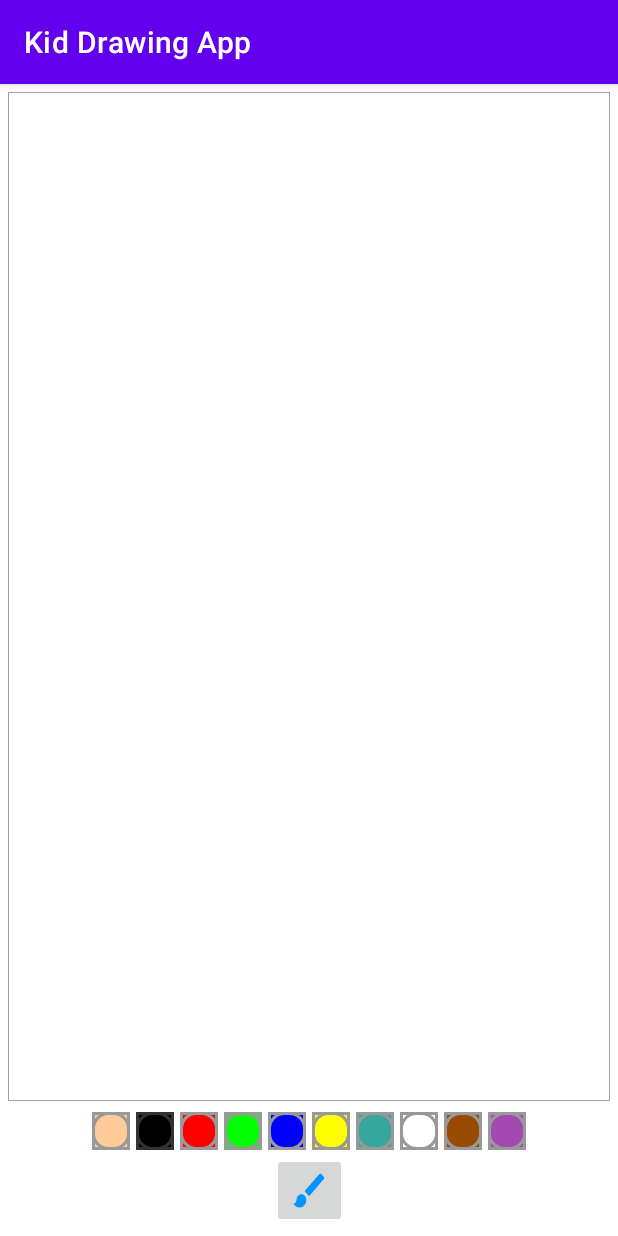
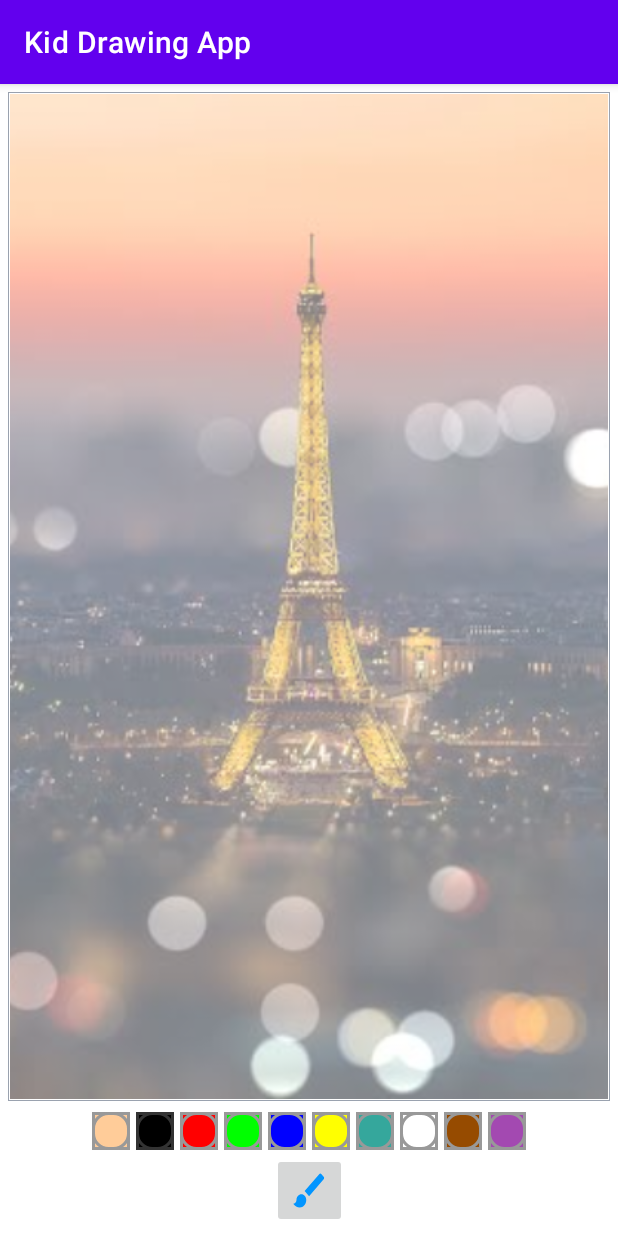
Before and after one commit to nitinporwal/KidsDrawingApp, an Android app: the screen it shows after launch (MainActivity), on a phone screen of 412 x 824 dp. Run offline under Robolectric (Android 15) with nearby library versions, the phone set to English and light mode, and no system bars.

Commit message:
add background image to canvas

```diff
--- a/app/src/main/res/layout/activity_main.xml
+++ b/app/src/main/res/layout/activity_main.xml
@@ -6,17 +6,33 @@
     android:layout_height="match_parent"
     tools:context=".MainActivity">
 
-    <com.example.kiddrawingapp.DrawingView
-        android:id="@+id/drawing_view"
+    <FrameLayout
+        android:id="@+id/fl_drawing_view_container"
         android:layout_width="0dp"
         android:layout_height="0dp"
         android:layout_margin="5dp"
-        android:layout_marginBottom="80dp"
+        android:padding="1dp"
         android:background="@drawable/background_drawing_view_layout"
         app:layout_constraintTop_toTopOf="parent"
         app:layout_constraintRight_toRightOf="parent"
         app:layout_constraintLeft_toLeftOf="parent"
-        app:layout_constraintBottom_toTopOf="@+id/ll_paint_colors"/>
+        app:layout_constraintBottom_toTopOf="@+id/ll_paint_colors">
+        <ImageView
+            android:id="@+id/iv_background"
+            android:scaleType="centerCrop"
+            android:contentDescription="background image"
+            android:layout_width="match_parent"
+            android:layout_height="match_parent"
+            android:src="@drawable/image"
+            />
+        <com.example.kiddrawingapp.DrawingView
+            android:id="@+id/drawing_view"
+            android:layout_width="match_parent"
+            android:layout_height="match_parent"
+            android:background="#80FFFFFF"/>
+    </FrameLayout>
+
+
 
     <LinearLayout
         android:id="@+id/ll_paint_colors"
@@ -26,7 +42,7 @@
         app:layout_constraintBottom_toTopOf="@+id/ib_brush"
         app:layout_constraintLeft_toLeftOf="parent"
         app:layout_constraintRight_toRightOf="parent"
-        app:layout_constraintTop_toBottomOf="@id/drawing_view"
+        app:layout_constraintTop_toBottomOf="@id/fl_drawing_view_container"
         >
 
         <ImageButton
```
Also changed, not shown: app/src/main/res/drawable-v24/image.jpg (added).
